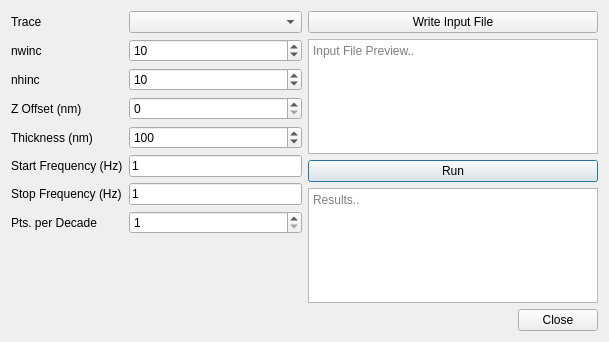
Above: pymacros/FastHenryGUI.ui from Plourde-Research-Lab/klayout-macros before the change. Below: the same form after it.
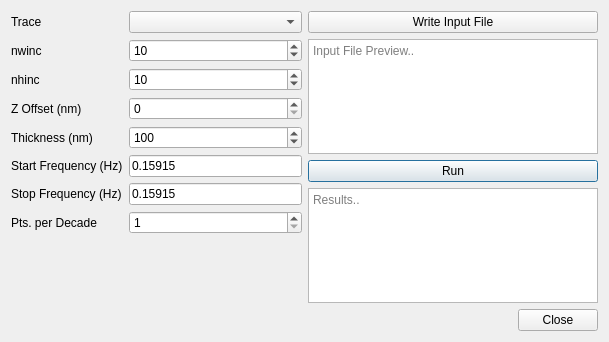
That is the form after the change.

```diff
--- a/pymacros/FastHenryGUI.ui
+++ b/pymacros/FastHenryGUI.ui
@@ -123,14 +123,14 @@
        <item row="5" column="1">
         <widget class="QLineEdit" name="startFreqInput">
          <property name="text">
-          <string>1</string>
+          <string>0.15915</string>
          </property>
         </widget>
        </item>
        <item row="6" column="1">
         <widget class="QLineEdit" name="stopFreqInput">
          <property name="text">
-          <string>1</string>
+          <string>0.15915</string>
          </property>
         </widget>
        </item>
```
